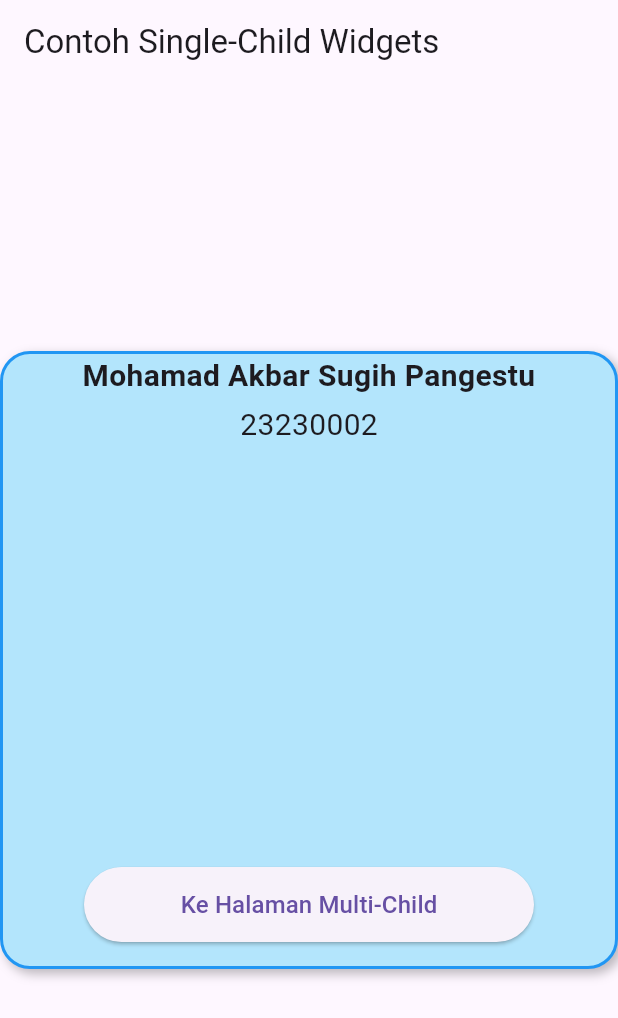
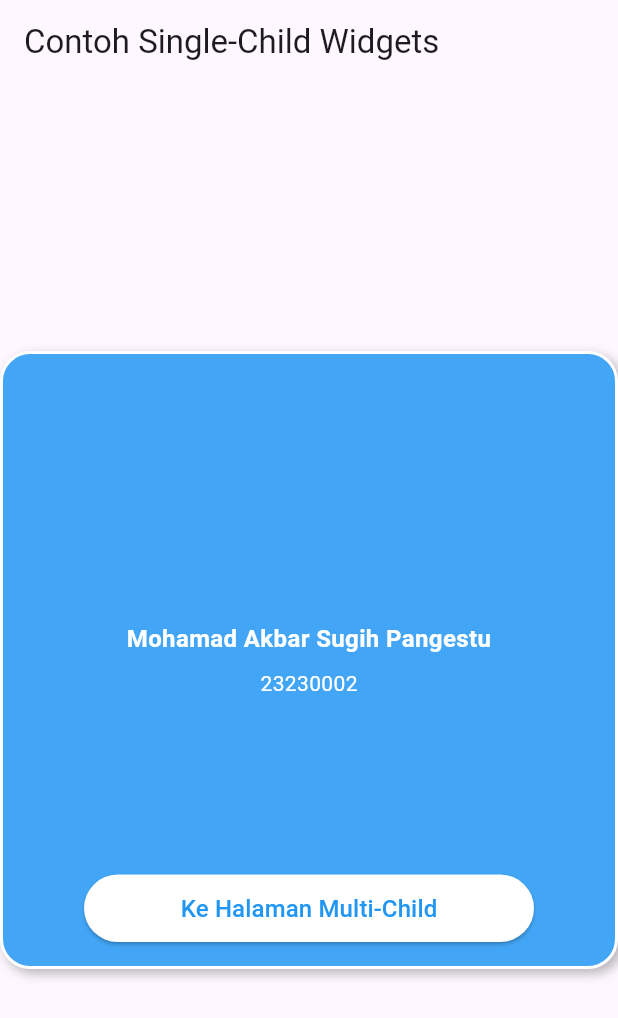
Before and after one commit to pangestu1/flutter-kuliah, a Flutter app: the screen it shows after launch, on a phone screen of 412 x 824 dp. Shown: the top 1018 px of the screen. Run offline on Flutter 3.47's test engine with Material 3 defaults, Android fonts, the phone set to English and light mode, and no system bars.

Commit message:
third commit

```diff
--- a/flutterkuliah/lib/singlechild.dart
+++ b/flutterkuliah/lib/singlechild.dart
@@ -14,9 +14,9 @@ class SingleChildExample extends StatelessWidget {
             width: 250,
             height: 250,
             decoration: BoxDecoration(
-              color: Colors.lightBlue[100],
+              color: Colors.blue[400],
               borderRadius: BorderRadius.circular(20),
-              border: Border.all(color: Colors.blue, width: 2),
+              border: Border.all(color: Colors.white, width: 2),
               boxShadow: const [
                 BoxShadow(
                   color: Colors.black26,
@@ -25,30 +25,48 @@ class SingleChildExample extends StatelessWidget {
                 ),
               ],
             ),
-            // ✅ Teks ditaruh di sini, bukan di BoxDecoration
+            child: Padding(
+              padding: const EdgeInsets.all(16),
+              child: Stack(
+                children: [
+                  // 🔹 Teks di tengah dan berwarna putih
+                  const Center(
                     child: Column(
-              mainAxisAlignment: MainAxisAlignment.center,
+                      mainAxisSize: MainAxisSize.min,
                       children: [
-                const Text(
+                        Text(
                           "Mohamad Akbar Sugih Pangestu",
+                          textAlign: TextAlign.center,
                           style: TextStyle(
-                    fontSize: 20,
+                            fontSize: 16,
                             fontWeight: FontWeight.bold,
+                            color: Colors.white, // 🔸 warna putih
                           ),
-                  textAlign: TextAlign.center,
                         ),
-                const SizedBox(height: 4),
-                const Text(
+                        SizedBox(height: 8),
+                        Text(
                           "23230002",
-                  style: TextStyle(fontSize: 20),
+                          style: TextStyle(
+                            fontSize: 14,
+                            color: Colors.white, // 🔸 warna putih
                           ),
-                const Spacer(), // dorong tombol ke bawah
-                SizedBox(
+                        ),
+                      ],
+                    ),
+                  ),
+
+                  // 🔹 Tombol di bagian bawah
+                  Align(
+                    alignment: Alignment.bottomCenter,
+                    child: SizedBox(
                       width: 300,
-                  height: 50,
+                      height: 45,
                       child: ElevatedButton(
+                        style: ElevatedButton.styleFrom(
+                          backgroundColor: Colors.white, // Tombol putih
+                          foregroundColor: Colors.blue, // Tulisan tombol biru
+                        ),
                         onPressed: () {
-                      // 🔹 Navigasi ke halaman MultiChildExample
                           Navigator.pushNamed(context, '/multichild');
                         },
                         child: const Text(
@@ -57,8 +75,9 @@ class SingleChildExample extends StatelessWidget {
                         ),
                       ),
                     ),
-                const SizedBox(height: 16),
+                  ),
                 ],
+              ),
             ),
           ),
         ),
```
Lines whose indentation alone changed are shown as unchanged.
